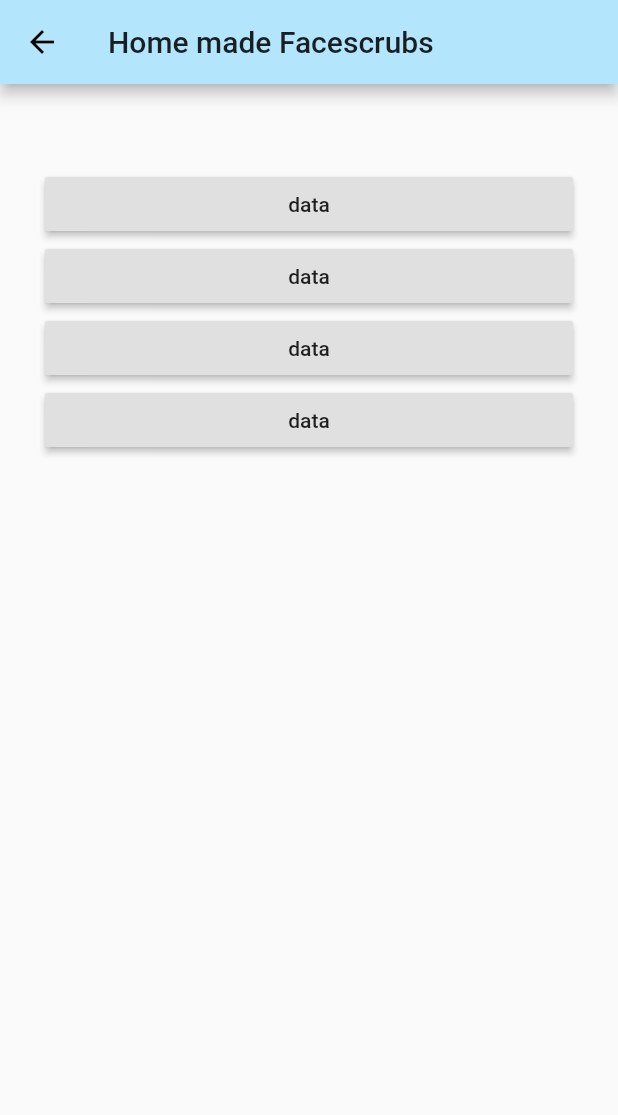
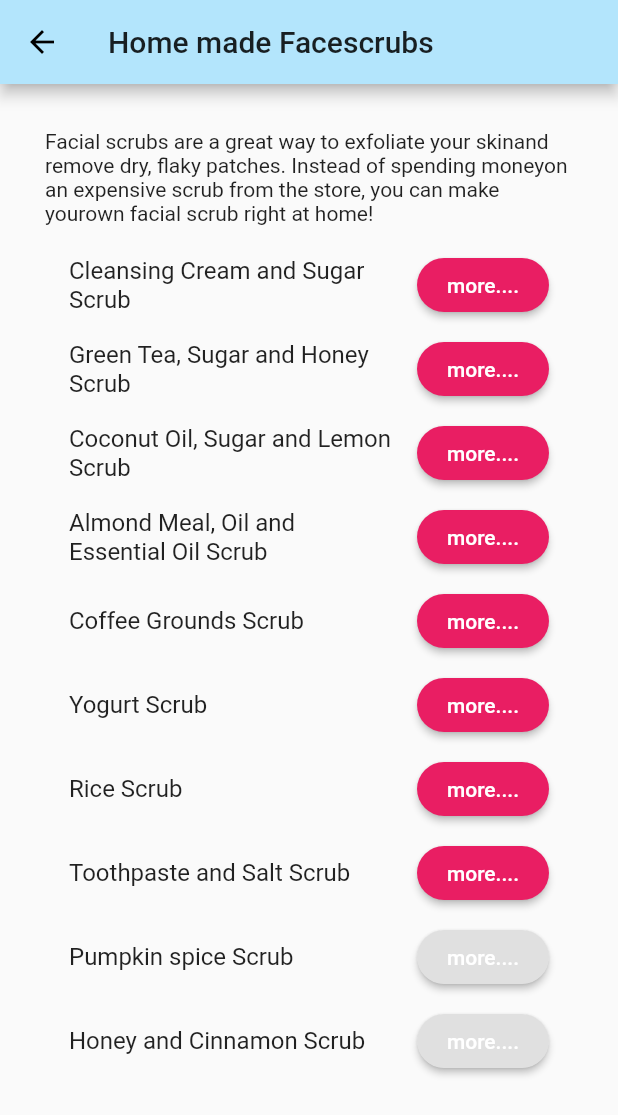
Before and after one commit to JosephineAkello/makeupBuddy, a Flutter app: the TraditionalScrub screen opened directly, on a phone screen of 412 x 824 dp. Shown: the top 1115 px of the screen. Run offline on Flutter 3.47's test engine with Material 2 defaults, Android fonts, the phone set to English and light mode, and no system bars; missing offline and left inert: youtube_player.

Commit message:
place a list of various facescrubs

```diff
--- a/lib/morescreens/tradface_scrubs.dart
+++ b/lib/morescreens/tradface_scrubs.dart
@@ -8,29 +8,145 @@ class TraditionalScrub extends StatelessWidget {
         backgroundColor: Colors.lightBlue[100],
       ),
       body: SingleChildScrollView(
-        padding:  EdgeInsets.all(30.0),
+        padding: EdgeInsets.all(30.0),
         child: Column(
           crossAxisAlignment: CrossAxisAlignment.stretch,
           children: <Widget>[
-          Text(''),
-          SizedBox(height: 10.0,),
-          RaisedButton(
-            child: Text('data'),
-            onPressed: (){},
+            Text('Facial scrubs are a great way to exfoliate your skin'
+                'and remove dry, flaky patches. Instead of spending money'
+                'on an expensive scrub from the store, you can make your'
+                'own facial scrub right at home!'),
+            SizedBox(
+              height: 12.0,
             ),
-          RaisedButton(
-            child: Text('data'),
-            onPressed: (){},
+            ListTile(
+              title: Text('Cleansing Cream and Sugar Scrub'),
+              trailing: RaisedButton(
+                shape: RoundedRectangleBorder(
+                    borderRadius: BorderRadius.circular(30.0)),
+                color: Colors.pink,
+                child: Text(
+                  'more....',
+                  style: TextStyle(color: Colors.white),
                 ),
-          RaisedButton(
-            child: Text('data'),
-            onPressed: (){},
+                onPressed: () {},
               ),
-          RaisedButton(
-            child: Text('data'),
-            onPressed: (){},
             ),
-
+            ListTile(
+              title: Text('Green Tea, Sugar and Honey Scrub'),
+              trailing: RaisedButton(
+                shape: RoundedRectangleBorder(
+                    borderRadius: BorderRadius.circular(30.0)),
+                color: Colors.pink,
+                child: Text(
+                  'more....',
+                  style: TextStyle(color: Colors.white),
+                ),
+                onPressed: () {},
+              ),
+            ),
+            ListTile(
+              title: Text('Coconut Oil, Sugar and Lemon Scrub'),
+              trailing: RaisedButton(
+                shape: RoundedRectangleBorder(
+                    borderRadius: BorderRadius.circular(30.0)),
+                color: Colors.pink,
+                child: Text(
+                  'more....',
+                  style: TextStyle(color: Colors.white),
+                ),
+                onPressed: () {},
+              ),
+            ),
+            ListTile(
+              title: Text('Almond Meal, Oil and Essential Oil Scrub'),
+              trailing: RaisedButton(
+                shape: RoundedRectangleBorder(
+                    borderRadius: BorderRadius.circular(30.0)),
+                color: Colors.pink,
+                child: Text(
+                  'more....',
+                  style: TextStyle(color: Colors.white),
+                ),
+                onPressed: () {},
+              ),
+            ),
+            ListTile(
+              title: Text('Coffee Grounds Scrub'),
+              trailing: RaisedButton(
+                shape: RoundedRectangleBorder(
+                    borderRadius: BorderRadius.circular(30.0)),
+                color: Colors.pink,
+                child: Text(
+                  'more....',
+                  style: TextStyle(color: Colors.white),
+                ),
+                onPressed: () {},
+              ),
+            ),
+            ListTile(
+              title: Text('Yogurt Scrub'),
+              trailing: RaisedButton(
+                shape: RoundedRectangleBorder(
+                    borderRadius: BorderRadius.circular(30.0)),
+                color: Colors.pink,
+                child: Text(
+                  'more....',
+                  style: TextStyle(color: Colors.white),
+                ),
+                onPressed: () {},
+              ),
+            ),
+            ListTile(
+              title: Text('Rice Scrub'),
+              trailing: RaisedButton(
+                shape: RoundedRectangleBorder(
+                    borderRadius: BorderRadius.circular(30.0)),
+                color: Colors.pink,
+                child: Text(
+                  'more....',
+                  style: TextStyle(color: Colors.white),
+                ),
+                onPressed: () {},
+              ),
+            ),
+            ListTile(
+              title: Text('Toothpaste and Salt Scrub'),
+              trailing: RaisedButton(
+                shape: RoundedRectangleBorder(
+                    borderRadius: BorderRadius.circular(30.0)),
+                color: Colors.pink,
+                child: Text(
+                  'more....',
+                  style: TextStyle(color: Colors.white),
+                ),
+                onPressed: () {},
+              ),
+            ),
+            ListTile(
+              title: Text('Pumpkin spice Scrub'),
+              trailing: RaisedButton(
+                shape: RoundedRectangleBorder(
+                    borderRadius: BorderRadius.circular(30.0)),
+                child: Text(
+                  'more....',
+                  style: TextStyle(color: Colors.white),
+                ),
+                onPressed: () {},
+              ),
+            ),
+            ListTile(
+              title: Text('Honey and Cinnamon Scrub'),
+              trailing: RaisedButton(
+                shape: RoundedRectangleBorder(
+                    borderRadius: BorderRadius.circular(30.0)),
+                child: Text(
+                  'more....',
+                  style: TextStyle(color: Colors.white),
+                ),
+                onPressed: () {},
+              ),
+            )
           ],
         ),
       ),
```
Lines whose indentation alone changed are shown as unchanged.
